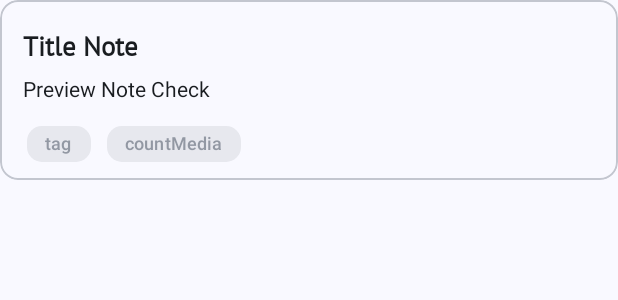
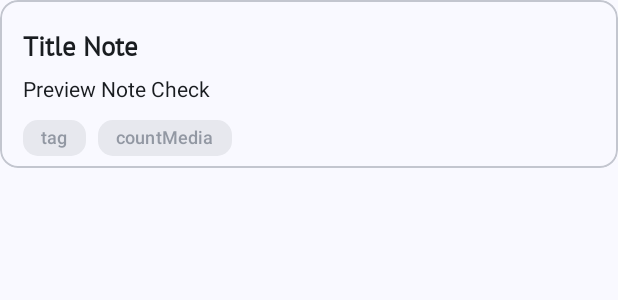
Before and after one commit to pasichDev/MyNotes, an Android app: the layout item_note.xml on its own in the app's theme, with its tools: preview values and no code run, on a phone screen of 412 x 824 dp. Shown: the top 300 px of the screen. Run offline under Robolectric (Android 15) with nearby library versions, the phone set to English and light mode, and no system bars.

Commit message:
#121 fixes chips item_note.xml

```diff
--- /dev/null
+++ b/app/src/main/res/color/item_bindig_note_extended_stroke.xml
@@ -0,0 +1,4 @@
+<?xml version="1.0" encoding="utf-8"?>
+<selector xmlns:android="http://schemas.android.com/apk/res/android">
+    <item android:color="?attr/colorSecondaryContainer" />
+</selector>
--- a/app/src/main/res/layout/item_note.xml
+++ b/app/src/main/res/layout/item_note.xml
@@ -18,8 +18,9 @@
         android:layout_width="match_parent"
         android:layout_height="wrap_content"
         app:cardBackgroundColor="@{Note.checked ? @color/item_bindig_note_surface_variant : @color/item_bindig_note_surface}"
-        app:shapeAppearanceOverlay="@style/ShapeAppearance.Material3.Corner.Medium"
-        app:strokeColor="@{Note.checked ? @color/item_bindig_note_primary :  @color/item_bindig_note_surface_variant}">
+        app:noteStrokeColor="@{Note}"
+        app:shapeAppearanceOverlay="@style/ShapeAppearance.Material3.Corner.Medium">
+
 
         <LinearLayout
             android:layout_width="match_parent"
@@ -27,7 +28,8 @@
             android:orientation="vertical"
             android:paddingHorizontal="@dimen/marginItemsNote"
             android:paddingTop="15dp"
-            android:paddingBottom="@{Note.tag.length() >= 1 ? @dimen/marginItemsNoteChip : @dimen/marginItemsNote}">
+            app:noteBottomPadding="@{Note}"
+            >
 
             <TextView
                 android:id="@+id/nameNote"
@@ -46,27 +48,26 @@
             <com.google.android.material.chip.ChipGroup
                 android:layout_width="match_parent"
                 android:layout_height="wrap_content"
-                android:padding="0dp"
-                app:chipSpacingVertical="0dp">
+                android:paddingVertical="8dp"
+                android:visibility="@{(Note.tag.length() > 0 || Note.isAttachments()) ? View.VISIBLE : View.GONE}">
 
                 <com.google.android.material.chip.Chip
                     android:id="@+id/tagNote"
                     style="@style/chipTagItemNote"
                     android:layout_width="wrap_content"
                     android:layout_height="wrap_content"
-                    tools:text="tag"
                     android:text="@{'#'+Note.tag}"
-                    android:visibility="@{Note.tag.length() >= 1 ? View.VISIBLE : View.GONE}" />
+                    android:visibility="@{Note.tag.length() >= 1 ? View.VISIBLE : View.GONE}"
+                    tools:text="tag" />
 
                 <com.google.android.material.chip.Chip
                     android:id="@+id/mediaCount"
-                    style="@style/chipMediaItemNote"
+                    style="@style/chipTagItemNote"
                     android:layout_width="wrap_content"
                     android:layout_height="wrap_content"
-                    tools:text="countMedia"
-                    app:noteMediaCount="@{Note}" />
+                    app:noteMediaCount="@{Note}"
+                    tools:text="countMedia" />
             </com.google.android.material.chip.ChipGroup>
-
 
 
         </LinearLayout>
--- a/app/src/main/res/values/styles.xml
+++ b/app/src/main/res/values/styles.xml
@@ -144,9 +144,8 @@
         <item name="chipEndPadding">4dp</item>
         <item name="chipIconSize">0dp</item>
         <item name="android:textStyle">normal</item>
-    </style>
-
-    <style name="chipMediaItemNote" parent="chipTagItemNote">
+        <item name="ensureMinTouchTargetSize">false</item>
+        <item name="chipMinTouchTargetSize">0dp</item>
     </style>
 
 
```
Also changed, not shown: app/src/main/java/com/pasich/mynotes/utils/databinding/NoteBindingAdapters.java (+45 -0 lines).
